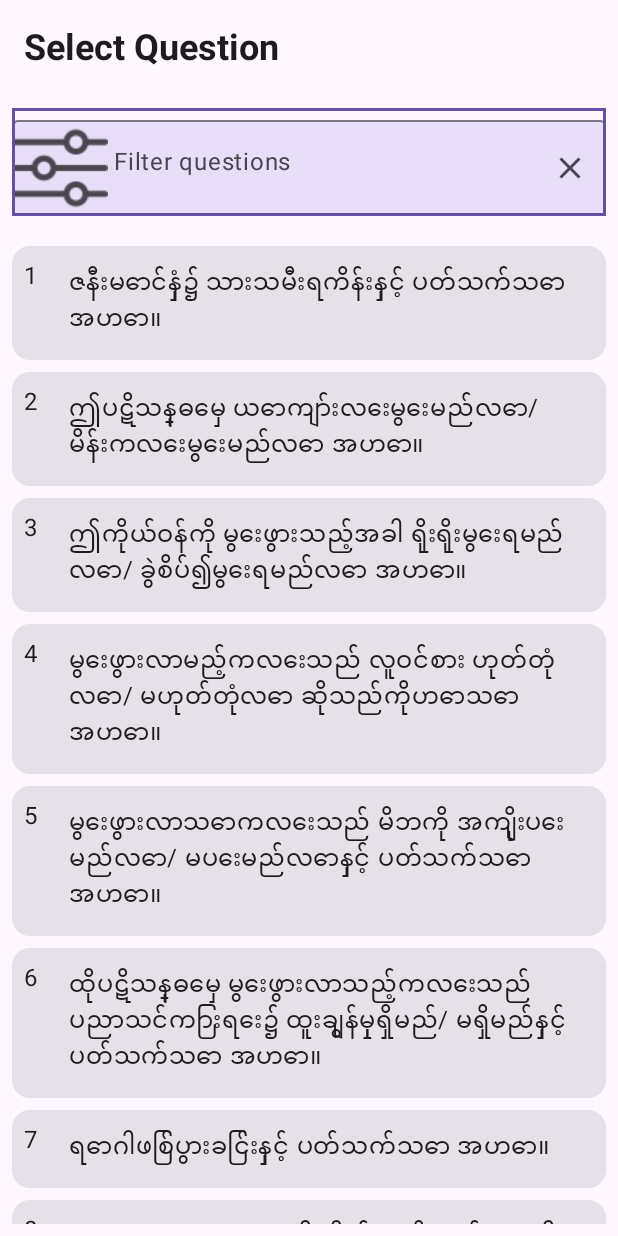
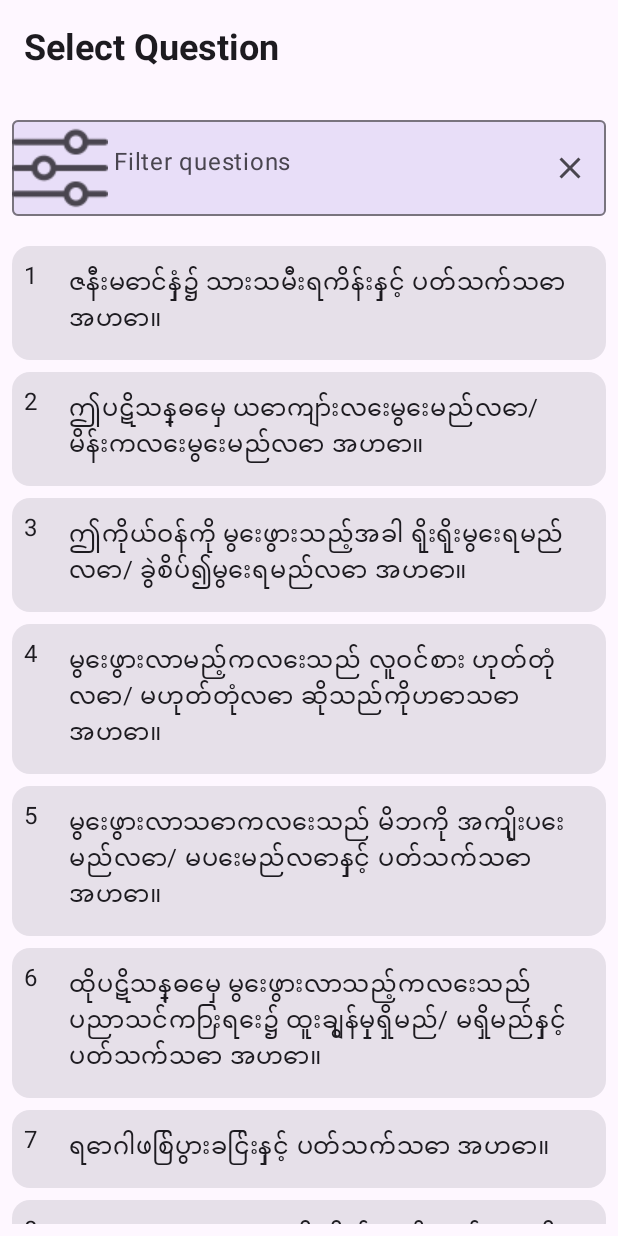
Before and after one commit to SaingHmineTun/LattHtautBayDin, an Android app built with Jetpack Compose: the screen it shows after launch (MainActivity), on a phone screen of 412 x 824 dp. Run offline under Robolectric (Android 15) with nearby library versions, the light colour scheme and no system bars.

Commit message:
Updated: Improve some design!!!

```diff
--- a/app/src/main/java/it/saimao/latthtautbaydin/ui/screen/HomeScreen.kt
+++ b/app/src/main/java/it/saimao/latthtautbaydin/ui/screen/HomeScreen.kt
@@ -99,8 +99,7 @@ fun HomeScreen(onSelectQuestion: (Int) -> Unit, modifier: Modifier = Modifier) {
             },
 
             modifier = Modifier
-                .fillMaxWidth()
-                .border(BorderStroke(width = 2.dp, color = MaterialTheme.colorScheme.primary)),
+                .fillMaxWidth(),
         )
         Spacer(modifier = Modifier.height(16.dp))
         CardList(listOfQuestion = uiState, onSelectQuestion = onSelectQuestion)
```
